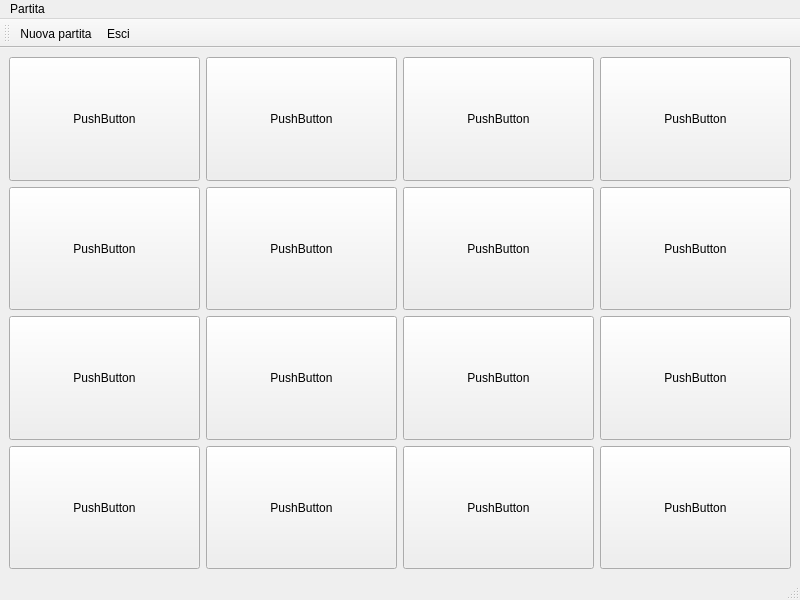
This is Quindici/mainwindow.ui in slashdotted/M-I4205-2026 as Qt 5 draws it before an edit. The edited form follows.
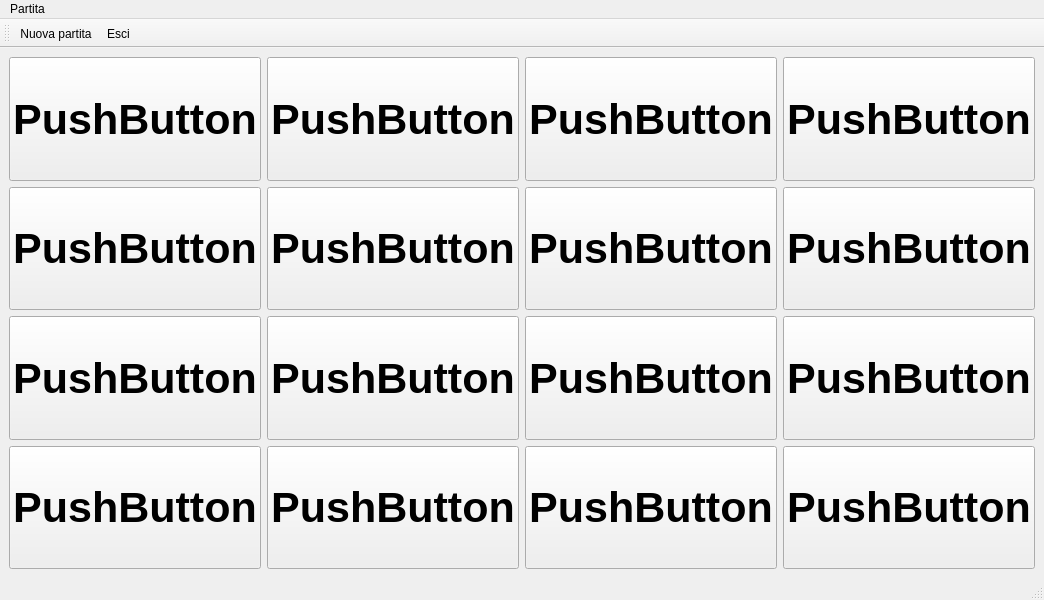
This is the edited form. Icons and pictures are not drawn.

Patch:
```diff
--- a/Quindici/mainwindow.ui
+++ b/Quindici/mainwindow.ui
@@ -23,6 +23,12 @@
         <verstretch>0</verstretch>
        </sizepolicy>
       </property>
+      <property name="font">
+       <font>
+        <pointsize>32</pointsize>
+        <bold>true</bold>
+       </font>
+      </property>
       <property name="text">
        <string>PushButton</string>
       </property>
@@ -36,6 +42,12 @@
         <verstretch>0</verstretch>
        </sizepolicy>
       </property>
+      <property name="font">
+       <font>
+        <pointsize>32</pointsize>
+        <bold>true</bold>
+       </font>
+      </property>
       <property name="text">
        <string>PushButton</string>
       </property>
@@ -49,6 +61,12 @@
         <verstretch>0</verstretch>
        </sizepolicy>
       </property>
+      <property name="font">
+       <font>
+        <pointsize>32</pointsize>
+        <bold>true</bold>
+       </font>
+      </property>
       <property name="text">
        <string>PushButton</string>
       </property>
@@ -62,6 +80,12 @@
         <verstretch>0</verstretch>
        </sizepolicy>
       </property>
+      <property name="font">
+       <font>
+        <pointsize>32</pointsize>
+        <bold>true</bold>
+       </font>
+      </property>
       <property name="text">
        <string>PushButton</string>
       </property>
@@ -75,6 +99,12 @@
         <verstretch>0</verstretch>
        </sizepolicy>
       </property>
+      <property name="font">
+       <font>
+        <pointsize>32</pointsize>
+        <bold>true</bold>
+       </font>
+      </property>
       <property name="text">
        <string>PushButton</string>
       </property>
@@ -88,6 +118,12 @@
         <verstretch>0</verstretch>
        </sizepolicy>
       </property>
+      <property name="font">
+       <font>
+        <pointsize>32</pointsize>
+        <bold>true</bold>
+       </font>
+      </property>
       <property name="text">
        <string>PushButton</string>
       </property>
@@ -101,6 +137,12 @@
         <verstretch>0</verstretch>
        </sizepolicy>
       </property>
+      <property name="font">
+       <font>
+        <pointsize>32</pointsize>
+        <bold>true</bold>
+       </font>
+      </property>
       <property name="text">
        <string>PushButton</string>
       </property>
@@ -114,6 +156,12 @@
         <verstretch>0</verstretch>
        </sizepolicy>
       </property>
+      <property name="font">
+       <font>
+        <pointsize>32</pointsize>
+        <bold>true</bold>
+       </font>
+      </property>
       <property name="text">
        <string>PushButton</string>
       </property>
@@ -127,6 +175,12 @@
         <verstretch>0</verstretch>
        </sizepolicy>
       </property>
+      <property name="font">
+       <font>
+        <pointsize>32</pointsize>
+        <bold>true</bold>
+       </font>
+      </property>
       <property name="text">
        <string>PushButton</string>
       </property>
@@ -140,6 +194,12 @@
         <verstretch>0</verstretch>
        </sizepolicy>
       </property>
+      <property name="font">
+       <font>
+        <pointsize>32</pointsize>
+        <bold>true</bold>
+       </font>
+      </property>
       <property name="text">
        <string>PushButton</string>
       </property>
@@ -153,6 +213,12 @@
         <verstretch>0</verstretch>
        </sizepolicy>
       </property>
+      <property name="font">
+       <font>
+        <pointsize>32</pointsize>
+        <bold>true</bold>
+       </font>
+      </property>
       <property name="text">
        <string>PushButton</string>
       </property>
@@ -166,6 +232,12 @@
         <verstretch>0</verstretch>
        </sizepolicy>
       </property>
+      <property name="font">
+       <font>
+        <pointsize>32</pointsize>
+        <bold>true</bold>
+       </font>
+      </property>
       <property name="text">
        <string>PushButton</string>
       </property>
@@ -179,6 +251,12 @@
         <verstretch>0</verstretch>
        </sizepolicy>
       </property>
+      <property name="font">
+       <font>
+        <pointsize>32</pointsize>
+        <bold>true</bold>
+       </font>
+      </property>
       <property name="text">
        <string>PushButton</string>
       </property>
@@ -192,6 +270,12 @@
         <verstretch>0</verstretch>
        </sizepolicy>
       </property>
+      <property name="font">
+       <font>
+        <pointsize>32</pointsize>
+        <bold>true</bold>
+       </font>
+      </property>
       <property name="text">
        <string>PushButton</string>
       </property>
@@ -205,6 +289,12 @@
         <verstretch>0</verstretch>
        </sizepolicy>
       </property>
+      <property name="font">
+       <font>
+        <pointsize>32</pointsize>
+        <bold>true</bold>
+       </font>
+      </property>
       <property name="text">
        <string>PushButton</string>
       </property>
@@ -218,6 +308,12 @@
         <verstretch>0</verstretch>
        </sizepolicy>
       </property>
+      <property name="font">
+       <font>
+        <pointsize>32</pointsize>
+        <bold>true</bold>
+       </font>
+      </property>
       <property name="text">
        <string>PushButton</string>
       </property>
```
Left out of the diff: 2 changed lines with no effect on the pictures.
